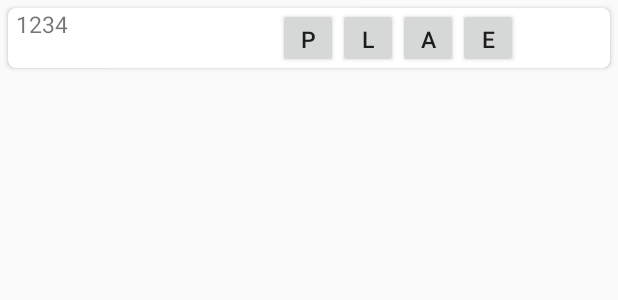
After one commit to marquez-marvz/MyApplication05, an Android app: the layout attendance_row.xml on its own in the app's theme, with its tools: preview values and no code run, on a phone screen of 412 x 824 dp. The commit adds this screen. Shown: the top 300 px of the screen. Run offline under Robolectric (Android 15) with nearby library versions, the phone set to English and light mode, and no system bars.

Commit message:
April25-1215pm

```diff
--- a/app/src/main/AndroidManifest.xml
+++ b/app/src/main/AndroidManifest.xml
@@ -16,6 +16,7 @@
                 <category android:name="android.intent.category.LAUNCHER" />
             </intent-filter>
     </activity>
+        <activity android:name=".AttendanceMain" />
     </application>
 
     <uses-permission android:name="android.permission.READ_EXTERNAL_STORAGE"/>
--- /dev/null
+++ b/app/src/main/res/layout/attendance_row.xml
@@ -0,0 +1,81 @@
+<?xml version="1.0" encoding="utf-8"?>
+<androidx.cardview.widget.CardView
+    xmlns:android="http://schemas.android.com/apk/res/android"
+    xmlns:card_view="http://schemas.android.com/apk/res-auto"
+    android:layout_width="match_parent"
+    android:layout_height="wrap_content"
+    android:layout_marginLeft="5dp"
+    android:layout_marginRight="5dp"
+    android:layout_marginTop="5dp"
+    card_view:cardCornerRadius="5dp">
+
+    <RelativeLayout
+        android:layout_width="match_parent"
+        android:layout_height="wrap_content">
+
+        <TextView
+            android:id="@+id/rowtxtName"
+            android:layout_width="wrap_content"
+            android:layout_height="wrap_content"
+            android:layout_marginLeft="5dp"
+            android:textSize="15dp"
+            android:text="1234"
+            android:layout_alignParentTop="true"
+            android:layout_alignParentLeft="true"
+            android:layout_alignParentStart="true" />
+
+
+
+
+        <Button
+            android:id="@+id/rowBtnPresent"
+            android:layout_width="40dp"
+            android:layout_height="40dp"
+            android:layout_alignParentTop="true"
+            android:layout_alignParentLeft="true"
+            android:textSize="15sp"
+            android:visibility="visible"
+            android:layout_marginLeft="180dp"
+        android:text="P"/>
+
+        <Button
+            android:id="@+id/rowBtnLate"
+            android:layout_width="40dp"
+            android:layout_height="40dp"
+            android:layout_alignParentTop="true"
+            android:layout_alignParentLeft="true"
+            android:textSize="15sp"
+            android:visibility="visible"
+            android:layout_marginLeft="220dp"
+            android:text="L" />
+
+        <Button
+            android:id="@+id/rowBtnAbsent"
+            android:layout_width="40dp"
+            android:layout_height="40dp"
+            android:layout_alignParentTop="true"
+            android:layout_alignParentLeft="true"
+            android:textSize="15sp"
+            android:visibility="visible"
+            android:layout_marginLeft="260dp"
+            android:text="A" />
+
+        <Button
+            android:id="@+id/rowBtnExcuse"
+            android:layout_width="40dp"
+            android:layout_height="40dp"
+            android:layout_alignParentTop="true"
+            android:layout_alignParentLeft="true"
+            android:textSize="15sp"
+            android:visibility="visible"
+            android:layout_marginLeft="300dp"
+            android:text="E" />
+
+
+
+
+
+
+    </RelativeLayout>
+
+</androidx.cardview.widget.CardView>
--- a/app/src/main/res/values/colors.xml
+++ b/app/src/main/res/values/colors.xml
@@ -1,6 +1,6 @@
 <?xml version="1.0" encoding="utf-8"?>
 <resources>
-    <color name="colorPrimary">#008577</color>
-    <color name="colorPrimaryDark">#00574B</color>
+    <color name="colorRed">#FF0000</color>
+    <color name="colorPrimaryDark">#008577</color>
     <color name="colorAccent">#D81B60</color>
 </resources>
--- a/app/src/main/res/values/styles.xml
+++ b/app/src/main/res/values/styles.xml
@@ -3,9 +3,9 @@
     <!-- Base application theme. -->
     <style name="AppTheme" parent="Theme.AppCompat.Light.DarkActionBar">
         <!-- Customize your theme here. -->
-        <item name="colorPrimary">@color/colorPrimary</item>
-        <item name="colorPrimaryDark">@color/colorPrimaryDark</item>
-        <item name="colorAccent">@color/colorAccent</item>
+<!--        <item name="colorPrimary">@color/colorPrimary</item>-->
+<!--        <item name="colorPrimaryDark">@color/colorPrimaryDark</item>-->
+<!--        <item name="colorAccent">@color/colorAccent</item>-->
     </style>
 
 </resources>
```
Also changed, not shown: app/src/main/java/com/example/myapplication05/AttendanceAdapter.kt (added, +93 -0 lines), app/src/main/java/com/example/myapplication05/MyDBHandler.kt (+312 -68 lines), app/src/main/java/com/example/myapplication05/SchedMain.kt (+33 -17 lines), app/src/main/java/com/example/myapplication05/ScheduleAdapter.kt (+40 -24 lines), app/src/main/java/com/example/myapplication05/Utilities.kt (+12 -6 lines), app/src/main/res/layout/sched_row.xml (+12 -0 lines).
